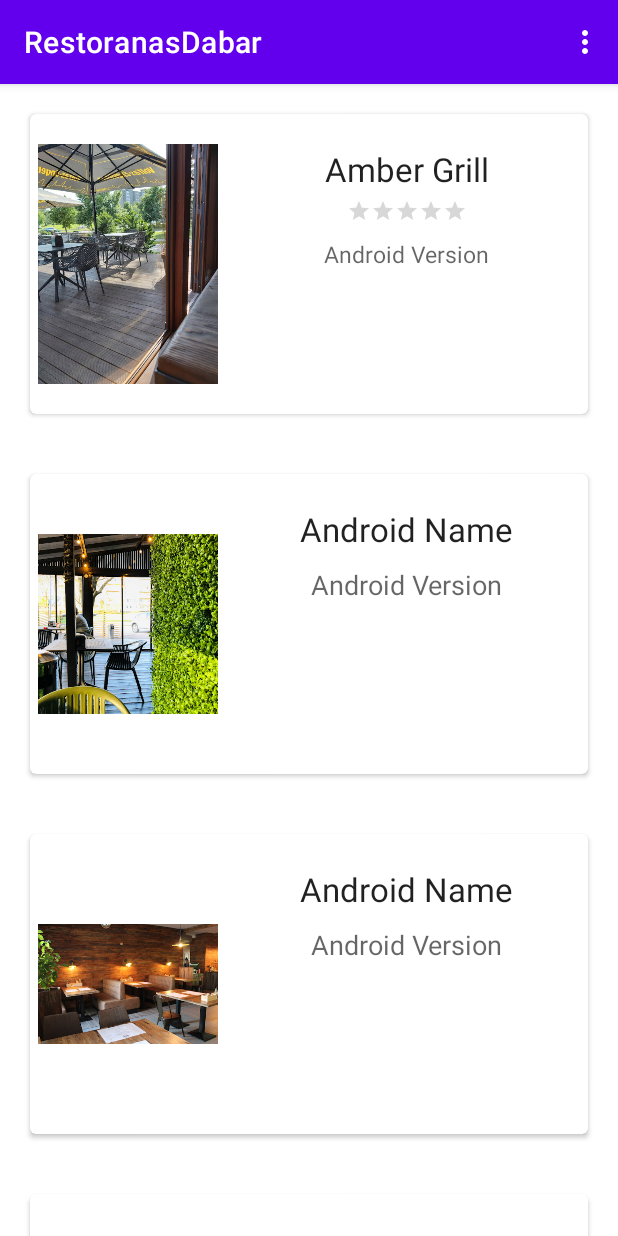
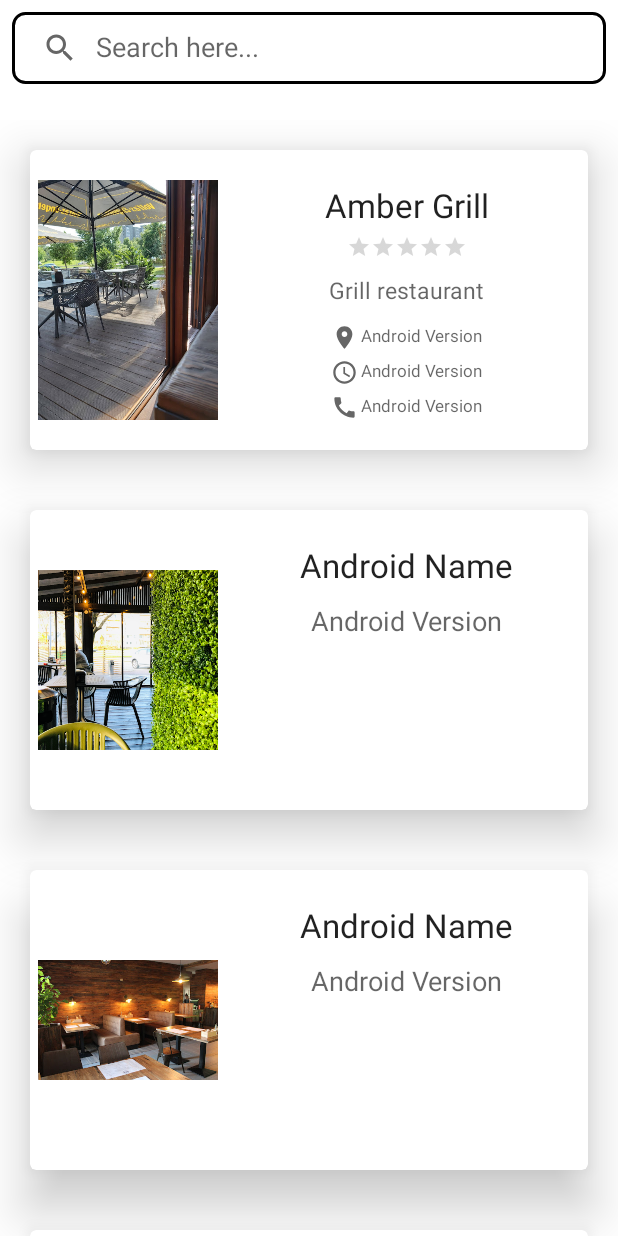
Before and after one commit to rytuks1337/RestoranasDabar, an Android app: the screen it shows after launch (MainActivity), on a phone screen of 412 x 824 dp. Run offline under Robolectric (Android 15) with nearby library versions, the phone set to English and light mode, and no system bars; our stand-ins replace navigation-ui.

Commit message:
Search bar ir pagrindinis meniu

```diff
--- a/app/src/main/java/com/example/restoranasdabar/MainActivity.java
+++ b/app/src/main/java/com/example/restoranasdabar/MainActivity.java
@@ -28,9 +28,9 @@ public class MainActivity extends AppCompatActivity {
         ActivityMainBinding binding = ActivityMainBinding.inflate(getLayoutInflater());
         setContentView(binding.getRoot());
 
-        setSupportActionBar(binding.appBarMain.toolbar);
-        binding.appBarMain.toolbar.setOnClickListener((View.OnClickListener) view -> Snackbar.make(view, "Replace with your own action", Snackbar.LENGTH_LONG)
-                .setAction("Action", null).show());
+        //setSupportActionBar(binding.appBarMain.toolbar);
+        //binding.appBarMain.toolbar.setOnClickListener((View.OnClickListener) view -> Snackbar.make(view, "Replace with your own action", Snackbar.LENGTH_LONG)
+       //         .setAction("Action", null).show());
         DrawerLayout drawer = binding.drawerLayout;
         NavigationView navigationView = binding.navView;
         // Passing each menu ID as a set of Ids because each
--- a/app/src/main/res/drawable/call.xml
+++ b/app/src/main/res/drawable/call.xml
@@ -1,7 +1,7 @@
 <?xml version="1.0" encoding="utf-8"?>
 <vector xmlns:android="http://schemas.android.com/apk/res/android"
-    android:width="24dp"
-    android:height="24dp"
+    android:width="18dp"
+    android:height="18dp"
     android:viewportWidth="24"
     android:viewportHeight="24"
     android:tint="?attr/colorControlNormal">
--- a/app/src/main/res/drawable/clock.xml
+++ b/app/src/main/res/drawable/clock.xml
@@ -1,7 +1,7 @@
 <?xml version="1.0" encoding="utf-8"?>
 <vector xmlns:android="http://schemas.android.com/apk/res/android"
-    android:width="24dp"
-    android:height="24dp"
+    android:width="18dp"
+    android:height="18dp"
     android:viewportWidth="24"
     android:viewportHeight="24"
     android:tint="?attr/colorControlNormal">
--- a/app/src/main/res/drawable/place.xml
+++ b/app/src/main/res/drawable/place.xml
@@ -1,7 +1,7 @@
 <?xml version="1.0" encoding="utf-8"?>
 <vector xmlns:android="http://schemas.android.com/apk/res/android"
-    android:width="24dp"
-    android:height="24dp"
+    android:width="18dp"
+    android:height="18dp"
     android:viewportWidth="24"
     android:viewportHeight="24"
     android:tint="?attr/colorControlNormal">
--- /dev/null
+++ b/app/src/main/res/drawable/search_view_bg.xml
@@ -0,0 +1,6 @@
+<?xml version="1.0" encoding="utf-8"?>
+<shape xmlns:android="http://schemas.android.com/apk/res/android">
+    <corners android:radius="8dp"/>
+    <stroke android:color="@color/black"
+        android:width="2dp"/>
+</shape>
--- a/app/src/main/res/layout/app_bar_main.xml
+++ b/app/src/main/res/layout/app_bar_main.xml
@@ -6,19 +6,19 @@
     android:layout_height="match_parent"
     tools:context=".MainActivity">
 
-    <com.google.android.material.appbar.AppBarLayout
+    <androidx.appcompat.widget.SearchView
+        android:id="@+id/SearchView"
         android:layout_width="match_parent"
         android:layout_height="wrap_content"
-        android:theme="@style/Theme.RestoranasDabar.AppBarOverlay">
+        android:layout_margin="8dp"
+        app:queryHint="Search here..."
+        android:background="@drawable/search_view_bg"
+        app:iconifiedByDefault="false"
+        >
 
-        <androidx.appcompat.widget.Toolbar
-            android:id="@+id/toolbar"
-            android:layout_width="match_parent"
-            android:layout_height="?attr/actionBarSize"
-            android:background="?attr/colorPrimary"
-            app:popupTheme="@style/Theme.RestoranasDabar.PopupOverlay" />
 
-    </com.google.android.material.appbar.AppBarLayout>
+    </androidx.appcompat.widget.SearchView>
+
 
     <include layout="@layout/content_main" />
 
--- a/app/src/main/res/layout/content_main.xml
+++ b/app/src/main/res/layout/content_main.xml
@@ -1,5 +1,10 @@
 <?xml version="1.0" encoding="utf-8"?>
-<LinearLayout xmlns:android="http://schemas.android.com/apk/res/android"
+<ScrollView xmlns:android="http://schemas.android.com/apk/res/android"
+    android:layout_width="wrap_content"
+    android:layout_height="match_parent"
+    android:layout_marginTop="80dp"
+    android:fillViewport="true">
+    <LinearLayout
         xmlns:app="http://schemas.android.com/apk/res-auto"
         xmlns:tools="http://schemas.android.com/tools"
         android:layout_width="match_parent"
@@ -13,7 +18,9 @@
             xmlns:card_view="http://schemas.android.com/apk/res-auto"
             android:id="@+id/card_view1"
             android:layout_gravity="center"
+            card_view:cardElevation="20dp"
             android:layout_width="match_parent"
+            android:layout_weight="1"
             android:layout_height="200dp"
             android:layout_margin="20dp"
             card_view:cardCornerRadius="4dp"
@@ -68,10 +75,42 @@
                     android:layout_gravity="center_horizontal"
                     android:layout_marginTop="10dp"
                     android:textSize="15sp"
+                    android:text="Grill restaurant"
+                    android:textAppearance="?android:attr/textAppearanceMedium"/>
+
+                    <TextView
+                        android:id="@+id/textLocation"
+                        android:drawableLeft="@drawable/place"
+                        android:drawablePadding="2dp"
+                        android:layout_width="wrap_content"
+                        android:layout_height="wrap_content"
+                        android:layout_gravity="center_horizontal"
+                        android:layout_marginTop="12dp"
+                        android:textSize="11sp"
                         android:text="Android Version"
                         android:textAppearance="?android:attr/textAppearanceMedium"/>
-
-
+                    <TextView
+                        android:id="@+id/textSchedule"
+                        android:drawableLeft="@drawable/clock"
+                        android:drawablePadding="2dp"
+                        android:layout_width="wrap_content"
+                        android:layout_height="wrap_content"
+                        android:layout_gravity="center_horizontal"
+                        android:layout_marginTop="5dp"
+                        android:textSize="11sp"
+                        android:text="Android Version"
+                        android:textAppearance="?android:attr/textAppearanceMedium"/>
+                    <TextView
+                        android:id="@+id/textNumb"
+                        android:drawableLeft="@drawable/call"
+                        android:drawablePadding="2dp"
+                        android:layout_width="wrap_content"
+                        android:layout_height="wrap_content"
+                        android:layout_gravity="center_horizontal"
+                        android:layout_marginTop="5dp"
+                        android:textSize="11sp"
+                        android:text="Android Version"
+                        android:textAppearance="?android:attr/textAppearanceMedium"/>
 
                 </LinearLayout>
             </LinearLayout>
@@ -83,6 +122,8 @@
             android:layout_width="match_parent"
             android:layout_height="200dp"
             android:layout_margin="20dp"
+            android:layout_weight="1"
+            card_view:cardElevation="20dp"
             card_view:cardCornerRadius="4dp"
             tools:ignore="MissingConstraints">
 
@@ -137,6 +178,8 @@
             android:layout_gravity="center"
             android:layout_width="match_parent"
             android:layout_height="200dp"
+            android:layout_weight="1"
+            card_view:cardElevation="20dp"
             android:layout_margin="20dp"
             card_view:cardCornerRadius="4dp"
             tools:ignore="MissingConstraints">
@@ -191,6 +234,8 @@
             android:id="@+id/card_view4"
             android:layout_gravity="center"
             android:layout_width="match_parent"
+            card_view:cardElevation="20dp"
+            android:layout_weight="1"
             android:layout_height="200dp"
             android:layout_margin="20dp"
             card_view:cardCornerRadius="4dp"
@@ -242,3 +287,4 @@
             </LinearLayout>
         </androidx.cardview.widget.CardView>
     </LinearLayout>
+</ScrollView>
--- /dev/null
+++ b/app/src/main/res/menu/search_bar.xml
@@ -0,0 +1,6 @@
+<?xml version="1.0" encoding="utf-8"?>
+<menu xmlns:android="http://schemas.android.com/apk/res/android"
+    xmlns:app="http://schemas.android.com/apk/res-auto">
+
+
+</menu>
```
Lines whose indentation alone changed are shown as unchanged.
